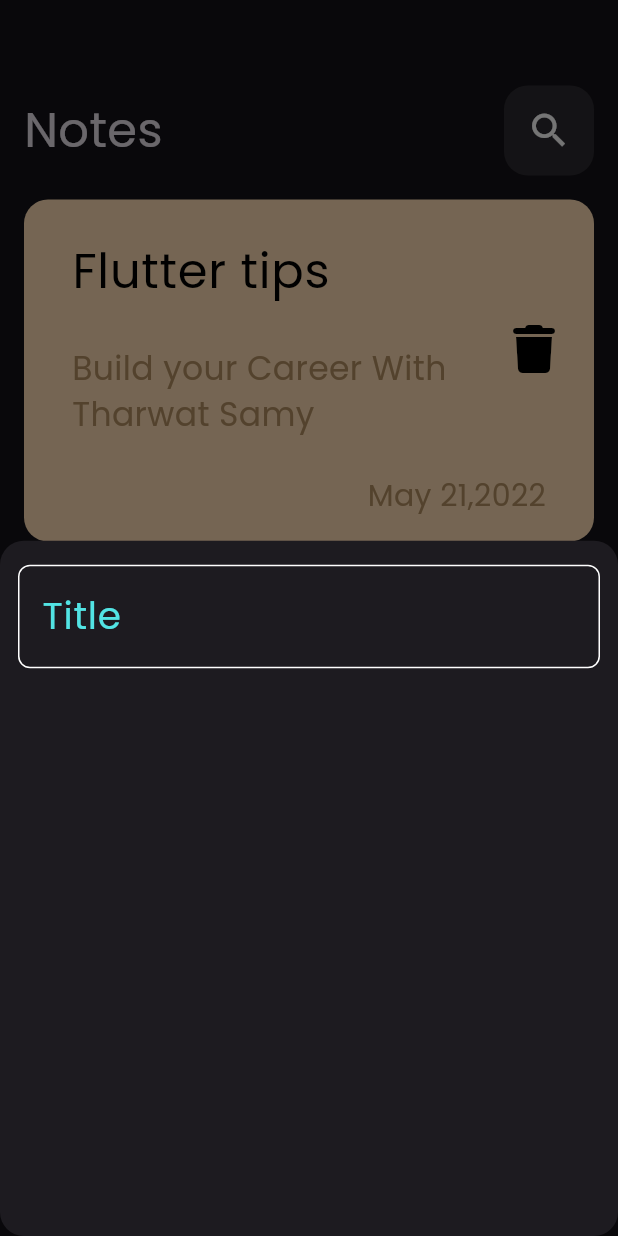
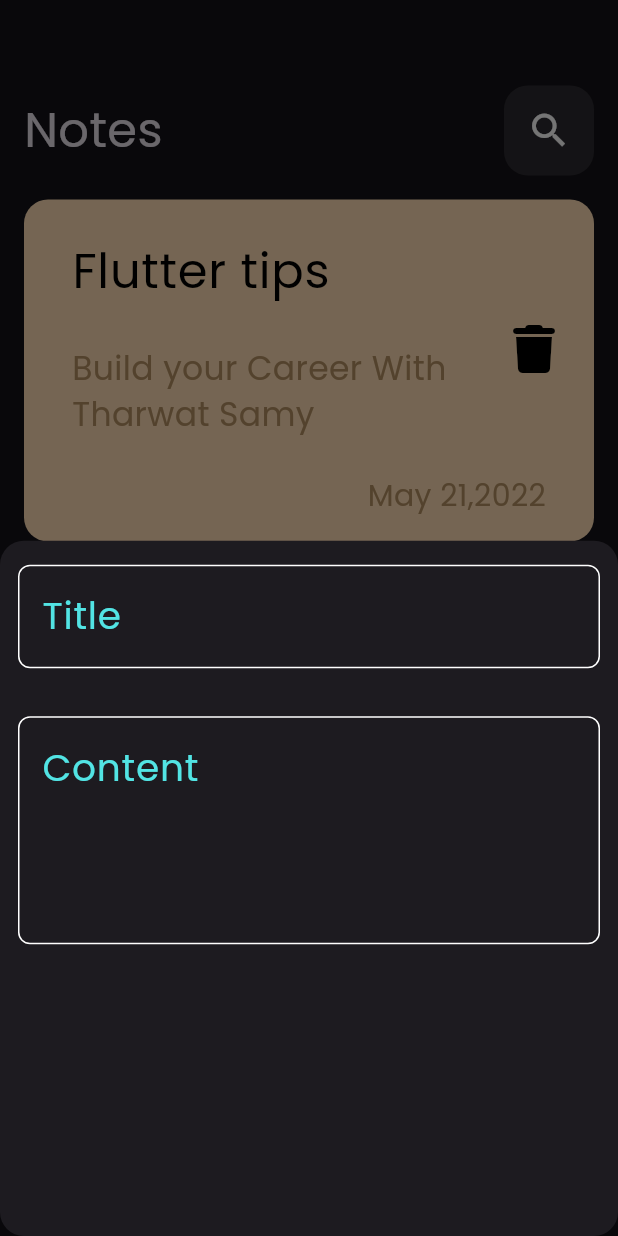
Before and after one commit to fares-ayman100/Notes-App, a Flutter app: the screen it shows after launch, after a tap on the "add" icon, on a phone screen of 412 x 824 dp. Run offline on Flutter 3.47's test engine with Material 3 defaults, Android fonts, the phone set to English and light mode, and no system bars; our stand-ins replace font_awesome_flutter.

Commit message:
add custom text file to add note buttom sheet

```diff
--- a/lib/Widget/add_note_buttom_sheet.dart
+++ b/lib/Widget/add_note_buttom_sheet.dart
@@ -6,6 +6,12 @@ class AddNoteButtomSheet extends StatelessWidget {
 
   @override
   Widget build(BuildContext context) {
-    return Column(children: [CustomTextField()]);
+    return Column(
+      children: [
+        CustomTextField(maxline: 1, hintText: 'Title'),
+        SizedBox(height: 16),
+        CustomTextField(maxline: 5, hintText: 'Content'),
+      ],
+    );
   }
 }
--- a/lib/Widget/custom_text_field.dart
+++ b/lib/Widget/custom_text_field.dart
@@ -2,15 +2,22 @@ import 'package:flutter/material.dart';
 import 'package:notes_app/constant.dart';
 
 class CustomTextField extends StatelessWidget {
-  const CustomTextField({super.key});
-
+  const CustomTextField({
+    super.key,
+    required this.hintText,
+    required this.maxline,
+  });
+  final String hintText;
+  final int maxline;
   @override
   Widget build(BuildContext context) {
     return Padding(
       padding: const EdgeInsets.only(top: 16, left: 12, right: 12),
       child: TextField(
+        maxLines: maxline,
         decoration: InputDecoration(
-          hintText: 'Title',
+          hintText: hintText,
+
           hintStyle: TextStyle(color: primaryColor, fontSize: 25),
           border: buildBorder(),
           enabledBorder: buildBorder(Colors.white),
```
